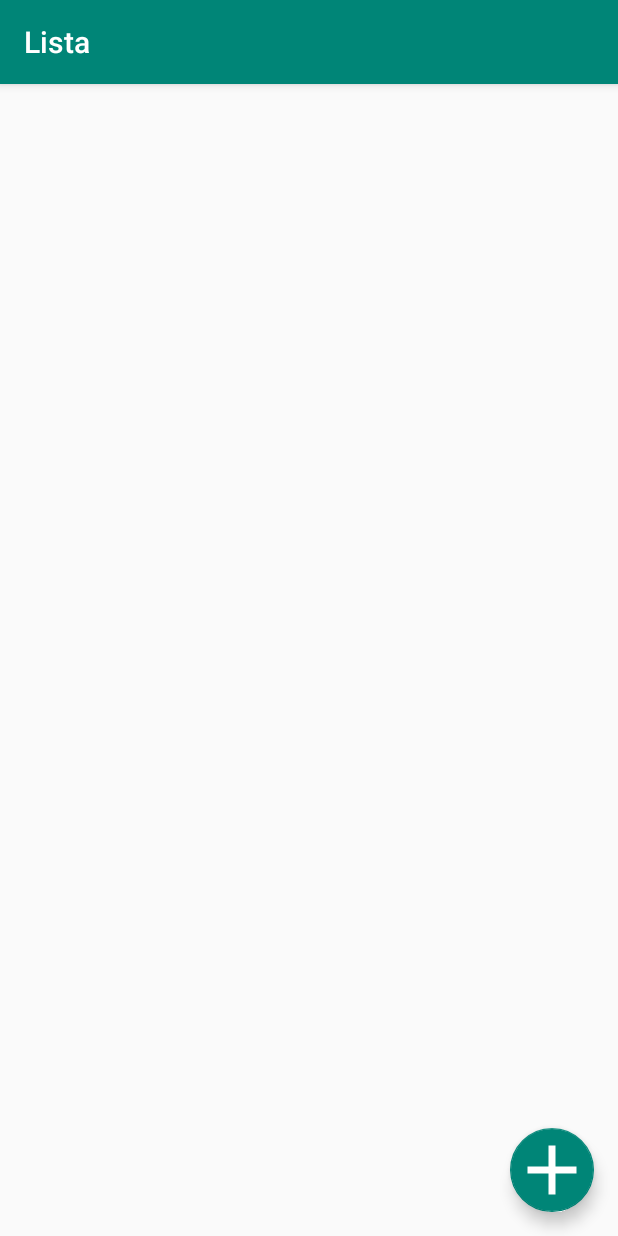
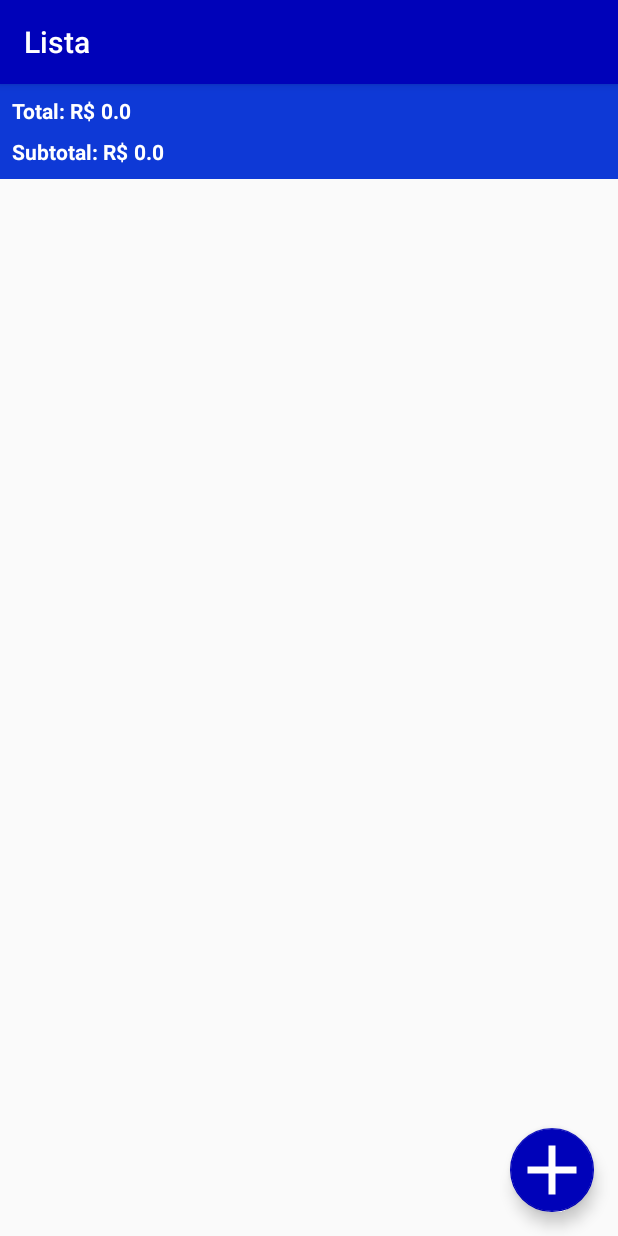
Before and after one commit to mvl-rodrigues/Compras, an Android app: the screen it shows after launch (ListaItensActivity), on a phone screen of 412 x 824 dp. Run offline under Robolectric (Android 15) with nearby library versions, the phone set to English and light mode, and no system bars.

Commit message:
Refatoração da ListaItensActivity e implementação do calculo subtotal

```diff
--- a/app/src/main/java/br/rodrigues/compras/activities/ListaItensActivity.java
+++ b/app/src/main/java/br/rodrigues/compras/activities/ListaItensActivity.java
@@ -2,17 +2,11 @@ package br.rodrigues.compras.activities;
 
 import android.content.Intent;
 import android.os.Bundle;
-import android.support.design.widget.FloatingActionButton;
 import android.support.v7.app.AppCompatActivity;
 import android.view.ContextMenu;
 import android.view.MenuItem;
 import android.view.View;
 import android.widget.AdapterView;
-import android.widget.ArrayAdapter;
-import android.widget.ListView;
-import android.widget.Toast;
-
-import java.util.List;
 
 import br.rodrigues.compras.R;
 import br.rodrigues.compras.dao.ItemDAO;
@@ -21,38 +15,34 @@ import br.rodrigues.compras.model.Item;
 public class ListaItensActivity extends AppCompatActivity {
 
     public static final String TITLE_APPBAR = "Lista";
-    private ListView listaItens;
-    private FloatingActionButton fab_add;
-    private ItemDAO dao = new ItemDAO(this);
-    private List<Item> itens;
-    private ArrayAdapter<Item> adapter;
+    private ListaItensHelper helper;
 
     @Override
     protected void onCreate(Bundle savedInstanceState) {
         super.onCreate(savedInstanceState);
         setContentView(R.layout.activity_lista_itens);
         setTitle(TITLE_APPBAR);
-        getViews();
-        setupListaDeItens();
-        setupFabAdd();
-        setupShortClickListener();
+        helper = new ListaItensHelper(this);
     }
 
     @Override
-    public void onCreateContextMenu(ContextMenu menu, View v, ContextMenu.ContextMenuInfo menuInfo) {
+    public void onCreateContextMenu(ContextMenu menu, View v, final ContextMenu.ContextMenuInfo menuInfo) {
+
         MenuItem deletar = menu.add("Deletar");
         deletar.setOnMenuItemClickListener(new MenuItem.OnMenuItemClickListener() {
             @Override
             public boolean onMenuItemClick(MenuItem item) {
-                AdapterView.AdapterContextMenuInfo info = (AdapterView.AdapterContextMenuInfo) item.getMenuInfo();
+                AdapterView.AdapterContextMenuInfo menuInfo = (AdapterView.AdapterContextMenuInfo) item.getMenuInfo();
 
-                Item itemToDelete = (Item) listaItens.getItemAtPosition(info.position);
+                Item itemToDelete = helper.listaItensGetItemAtPosition(menuInfo.position);
 
                 ItemDAO dao = new ItemDAO(ListaItensActivity.this);
 
                 dao.delete(itemToDelete);
 
-                updatedListItems();
+                helper.updatedListItems();
+                helper.totalCalculation();
+                helper.subtotalCalculation();
 
                 return false;
             }
@@ -65,7 +55,7 @@ public class ListaItensActivity extends AppCompatActivity {
 
                 AdapterView.AdapterContextMenuInfo menuInfo = (AdapterView.AdapterContextMenuInfo) item.getMenuInfo();
 
-                Item itemToUpdate = (Item) listaItens.getItemAtPosition(menuInfo.position);
+                Item itemToUpdate = helper.listaItensGetItemAtPosition(menuInfo.position);
 
                 Intent goToUpdate = new Intent(ListaItensActivity.this, FormularioActivity.class);
 
@@ -78,55 +68,11 @@ public class ListaItensActivity extends AppCompatActivity {
 
     }
 
-    private void setupShortClickListener() {
-        listaItens.setOnItemClickListener(new AdapterView.OnItemClickListener() {
-            @Override
-            public void onItemClick(AdapterView<?> lista, View item, int position, long id) {
-                Item itemToComprado = (Item) lista.getItemAtPosition(position);
-
-                if (itemToComprado.getComprado()) {
-                    itemToComprado.setComprado(false);
-                    dao.update(itemToComprado);
-                } else {
-                    itemToComprado.setComprado(true);
-                    dao.update(itemToComprado);
-                }
-                updatedListItems();
-            }
-        });
-    }
-
-    private void setupFabAdd() {
-        fab_add.setOnClickListener(new View.OnClickListener() {
-            @Override
-            public void onClick(View v) {
-                Intent vaiParaFormulario = new Intent(ListaItensActivity.this, FormularioActivity.class);
-                startActivity(vaiParaFormulario);
-            }
-        });
-    }
-
-    private void setupListaDeItens() {
-        itens = dao.getAllItems();
-        adapter = new ArrayAdapter<>(this, android.R.layout.simple_list_item_1, itens);
-        listaItens.setAdapter(adapter);
-        registerForContextMenu(listaItens);
-    }
-
-    private void getViews() {
-        listaItens = findViewById(R.id.activity_lista_itens_listview);
-        fab_add = findViewById(R.id.activity_lista_itens_fab_add);
-    }
-
     @Override
     protected void onResume() {
         super.onResume();
-        updatedListItems();
-    }
-
-    private void updatedListItems() {
-        itens = dao.getAllItems();
-        adapter.clear();
-        adapter.addAll(itens);
+        helper.updatedListItems();
+        helper.totalCalculation();
+        helper.subtotalCalculation();
     }
 }
--- /dev/null
+++ b/app/src/main/java/br/rodrigues/compras/activities/ListaItensHelper.java
@@ -0,0 +1,113 @@
+package br.rodrigues.compras.activities;
+
+import android.content.Intent;
+import android.support.design.widget.FloatingActionButton;
+import android.view.View;
+import android.widget.AdapterView;
+import android.widget.ArrayAdapter;
+import android.widget.ListView;
+import android.widget.TextView;
+
+import java.util.List;
+
+import br.rodrigues.compras.R;
+import br.rodrigues.compras.dao.ItemDAO;
+import br.rodrigues.compras.model.Item;
+
+public class ListaItensHelper {
+
+    private ItemDAO dao;
+    private ListaItensActivity activity;
+    private TextView viewTotal;
+    private TextView viewSubtotal;
+    private ListView listaItens;
+    private FloatingActionButton fab_add;
+    private List<Item> itens;
+    private ArrayAdapter adapter;
+
+    public ListaItensHelper (ListaItensActivity context){
+        activity = context;
+        dao = new ItemDAO(activity);
+        getViews();
+        setupListaDeItens();
+        setupFabAdd();
+        setupShortClickListener();
+    }
+
+    private void getViews() {
+        viewTotal = activity.findViewById(R.id.activity_lista_itens_total);
+        viewSubtotal = activity.findViewById(R.id.activity_lista_itens_subtotal);
+        listaItens = activity.findViewById(R.id.activity_lista_itens_listview);
+        fab_add = activity.findViewById(R.id.activity_lista_itens_fab_add);
+    }
+
+    private void setupListaDeItens() {
+        itens = dao.getAllItems();
+        adapter = new ArrayAdapter<>(activity, android.R.layout.simple_list_item_1, itens);
+        listaItens.setAdapter(adapter);
+        activity.registerForContextMenu(listaItens);
+    }
+
+    private void setupFabAdd() {
+        fab_add.setOnClickListener(new View.OnClickListener() {
+            @Override
+            public void onClick(View v) {
+                Intent vaiParaFormulario = new Intent(activity, FormularioActivity.class);
+                activity.startActivity(vaiParaFormulario);
+            }
+        });
+    }
+
+    private void setupShortClickListener() {
+        listaItens.setOnItemClickListener(new AdapterView.OnItemClickListener() {
+            @Override
+            public void onItemClick(AdapterView<?> lista, View item, int position, long id) {
+                Item itemToComprado = (Item) lista.getItemAtPosition(position);
+
+                if (itemToComprado.getComprado()) {
+                    itemToComprado.setComprado(false);
+                    dao.update(itemToComprado);
+                } else {
+                    itemToComprado.setComprado(true);
+                    dao.update(itemToComprado);
+                }
+                updatedListItems();
+                subtotalCalculation();
+            }
+        });
+    }
+
+    /**
+     * Funcionalidades
+     */
+
+    public void subtotalCalculation() {
+        Double custoSubtotal = 0.0;
+        for (Item item: itens){
+            if (item.getComprado()){
+                custoSubtotal = custoSubtotal + item.getPreco();
+            }
+        }
+        viewSubtotal.setText(String.valueOf(custoSubtotal));
+    }
+
+    public void totalCalculation() {
+        Double custoTotal = 0.0;
+        for (Item item: itens){
+            custoTotal = custoTotal + item.getPreco();
+        }
+        viewTotal.setText(String.valueOf(custoTotal));
+    }
+
+    public Item listaItensGetItemAtPosition (int position){
+        Item item = (Item) listaItens.getItemAtPosition(position);
+        return item;
+    }
+
+    public void updatedListItems() {
+        itens = dao.getAllItems();
+        adapter.clear();
+        adapter.addAll(itens);
+    }
+
+}
--- a/app/src/main/java/br/rodrigues/compras/dao/ItemDAO.java
+++ b/app/src/main/java/br/rodrigues/compras/dao/ItemDAO.java
@@ -41,8 +41,6 @@ public class ItemDAO {
             item.setObservacao(ponteiro.getString(ponteiro.getColumnIndex("observacao")));
             item.setFrequencia(ponteiro.getInt(ponteiro.getColumnIndex("frequencia")));
             item.setComprado(Boolean.parseBoolean(ponteiro.getString(ponteiro.getColumnIndex("comprado"))));
-
-            Log.i("AQUI!", item.getNome()+" update: "+ item.getComprado());
 
             itens.add(item);
         }
--- a/app/src/main/res/layout/activity_lista_itens.xml
+++ b/app/src/main/res/layout/activity_lista_itens.xml
@@ -7,12 +7,17 @@
     android:layout_height="match_parent"
     tools:context=".activities.ListaItensActivity">
 
+
     <ListView
         android:id="@+id/activity_lista_itens_listview"
         android:layout_width="match_parent"
-        android:layout_height="match_parent"
+        android:layout_height="wrap_content"
         android:layout_marginStart="8dp"
-        android:layout_marginEnd="8dp"/>
+        android:layout_marginEnd="8dp"
+        app:layout_constraintEnd_toEndOf="parent"
+        app:layout_constraintHorizontal_bias="0.6"
+        app:layout_constraintStart_toStartOf="parent"
+        app:layout_constraintTop_toBottomOf="@+id/toolbar" />
 
     <android.support.design.widget.FloatingActionButton
         android:id="@+id/activity_lista_itens_fab_add"
@@ -25,4 +30,64 @@
         app:layout_constraintBottom_toBottomOf="parent"
         app:layout_constraintRight_toRightOf="parent" />
 
+    <android.support.v7.widget.Toolbar
+        android:id="@+id/toolbar"
+        android:layout_width="0dp"
+        android:layout_height="63dp"
+        android:background="@color/colorPrimaryDark"
+        android:minHeight="?attr/actionBarSize"
+        android:theme="?attr/actionBarTheme"
+        app:layout_constraintEnd_toEndOf="parent"
+        app:layout_constraintStart_toStartOf="parent"
+        app:layout_constraintTop_toTopOf="parent" />
+
+    <TextView
+        android:id="@+id/activity_lista_itens_textview_total"
+        android:layout_width="wrap_content"
+        android:layout_height="wrap_content"
+        android:layout_marginStart="8dp"
+        android:layout_marginTop="8dp"
+        android:text="@string/activity_lista_itens_bar_total"
+        android:textColor="@android:color/background_light"
+        android:textStyle="bold"
+        app:layout_constraintStart_toStartOf="parent"
+        app:layout_constraintTop_toTopOf="parent" />
+
+    <TextView
+        android:id="@+id/activity_lista_itens_textview_subtotal"
+        android:layout_width="wrap_content"
+        android:layout_height="wrap_content"
+        android:layout_marginStart="8dp"
+        android:layout_marginTop="8dp"
+        android:text="@string/activity_lista_itens_bar_subtotal"
+        android:textColor="@android:color/background_light"
+        android:textStyle="bold"
+        app:layout_constraintStart_toStartOf="parent"
+        app:layout_constraintTop_toBottomOf="@+id/activity_lista_itens_total"
+        tools:ignore="MissingConstraints" />
+
+    <TextView
+        android:id="@+id/activity_lista_itens_total"
+        android:layout_width="wrap_content"
+        android:layout_height="wrap_content"
+        android:layout_marginStart="4dp"
+        android:layout_marginTop="8dp"
+        android:text="0,00"
+        android:textColor="@android:color/background_light"
+        android:textStyle="bold"
+        app:layout_constraintStart_toEndOf="@+id/activity_lista_itens_textview_total"
+        app:layout_constraintTop_toTopOf="parent" />
+
+    <TextView
+        android:id="@+id/activity_lista_itens_subtotal"
+        android:layout_width="wrap_content"
+        android:layout_height="wrap_content"
+        android:layout_marginStart="4dp"
+        android:layout_marginTop="8dp"
+        android:text="0,00"
+        android:textColor="@android:color/background_light"
+        android:textStyle="bold"
+        app:layout_constraintStart_toEndOf="@+id/activity_lista_itens_textview_subtotal"
+        app:layout_constraintTop_toBottomOf="@+id/activity_lista_itens_total" />
+
 </android.support.constraint.ConstraintLayout>
--- a/app/src/main/res/values/colors.xml
+++ b/app/src/main/res/values/colors.xml
@@ -1,6 +1,6 @@
 <?xml version="1.0" encoding="utf-8"?>
 <resources>
-    <color name="colorPrimary">#008577</color>
-    <color name="colorPrimaryDark">#00574B</color>
-    <color name="colorAccent">#D81B60</color>
+    <color name="colorPrimary">#0002B9</color>
+    <color name="colorPrimaryDark">#0E39D6</color>
+    <color name="colorAccent">#FD0101</color>
 </resources>
--- a/app/src/main/res/values/strings.xml
+++ b/app/src/main/res/values/strings.xml
@@ -22,5 +22,7 @@
 
     <string name="alert_default">Alerta!</string>
 
+    <string name="activity_lista_itens_bar_total">Total: R$</string>
+    <string name="activity_lista_itens_bar_subtotal">Subtotal: R$</string>
 
 </resources>
```
